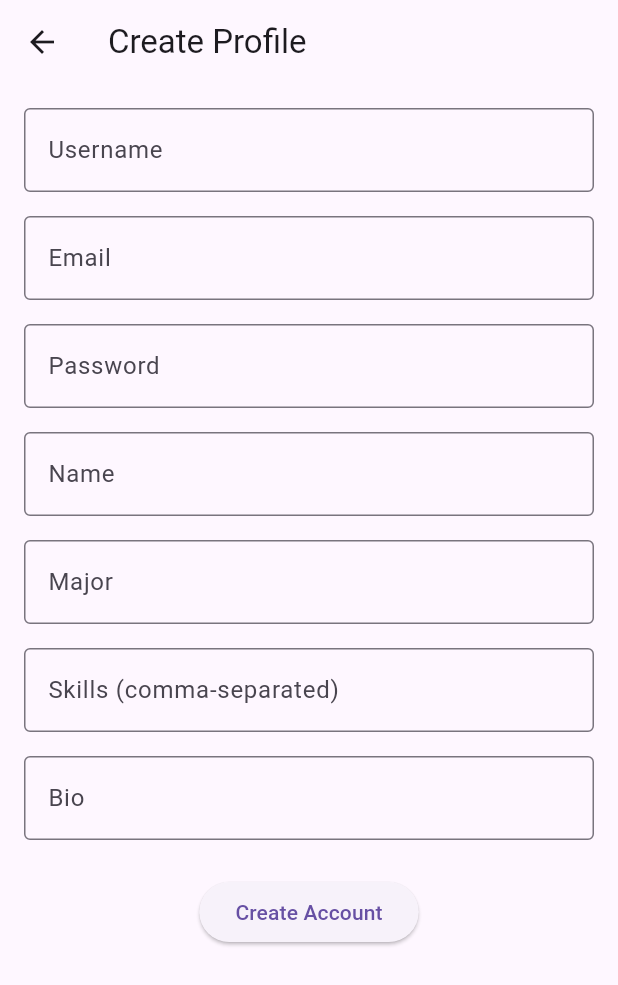
After one commit to MbarekTech/StudentCollabHub-Flatter-App, a Flutter app: the CreateProfileScreen screen opened by its route, on a phone screen of 412 x 824 dp. The commit adds this screen. Shown: the top 985 px of the screen. Run offline on Flutter 3.47's test engine with Material 3 defaults, Android fonts, the phone set to English and light mode, and no system bars; our stand-ins replace cloud_firestore, firebase_auth, firebase_core; accounts and stored records are empty.

```diff
--- a/lib/main.dart
+++ b/lib/main.dart
@@ -6,7 +6,6 @@ import 'screens/login_screen.dart';
 import 'screens/home_screen.dart';
 import 'screens/create_profile_screen.dart';
 import 'screens/profile_screen.dart';
-import 'screens/create_project_screen.dart';
 
 
 void main() {
@@ -34,6 +33,8 @@ class MyApp extends StatelessWidget {
         '/home': (context) => const HomeScreen(),
         '/create-profile': (context) => const CreateProfileScreen(),
         '/profile': (context) => const ProfileScreen(),
+        '/create-project': (context) => const CreateProjectScreen(),
+        '/projects': (context) => const ProjectListingScreen(),
       },
     );
   }
--- /dev/null
+++ b/lib/screens/create_profile_screen.dart
@@ -0,0 +1,135 @@
+import 'package:flutter/material.dart';
+import 'package:provider/provider.dart';
+import '../state/app_state.dart';
+
+class CreateProfileScreen extends StatefulWidget {
+  const CreateProfileScreen({super.key});
+
+  @override
+  State<CreateProfileScreen> createState() => _CreateProfileScreenState();
+}
+
+class _CreateProfileScreenState extends State<CreateProfileScreen> {
+  final TextEditingController _usernameController = TextEditingController();
+  final TextEditingController _emailController = TextEditingController();
+  final TextEditingController _passwordController = TextEditingController();
+  final TextEditingController _nameController = TextEditingController();
+  final TextEditingController _majorController = TextEditingController();
+  final TextEditingController _skillsController = TextEditingController();
+  final TextEditingController _bioController = TextEditingController();
+
+  @override
+  void dispose() {
+    _usernameController.dispose();
+    _emailController.dispose();
+    _passwordController.dispose();
+    _nameController.dispose();
+    _majorController.dispose();
+    _skillsController.dispose();
+    _bioController.dispose();
+    super.dispose();
+  }
+
+  void _createAccount(BuildContext context) async {
+    final appState = Provider.of<AppState>(context, listen: false);
+    final email = _emailController.text;
+    final password = _passwordController.text;
+
+    final user = await appState.createUser(
+      email: email,
+      password: password,
+      username: _usernameController.text,
+      name: _nameController.text,
+      major: _majorController.text,
+      skills: _skillsController.text.split(','),
+      bio: _bioController.text,
+    );
+
+    if (user != null) {
+      // Navigate to the home screen
+      Navigator.pushReplacementNamed(context, '/home');
+    } else {
+      // Show error message (to be implemented later)
+      print("Account creation failed!");
+    }
+  }
+
+  @override
+  Widget build(BuildContext context) {
+    return Scaffold(
+      appBar: AppBar(
+        title: const Text('Create Profile'),
+      ),
+      body: Padding(
+        padding: const EdgeInsets.all(16.0),
+        child: SingleChildScrollView(
+          child: Column(
+            children: [
+              TextFormField(
+                controller: _usernameController,
+                decoration: const InputDecoration(
+                  labelText: 'Username',
+                  border: OutlineInputBorder(),
+                ),
+              ),
+              const SizedBox(height: 16),
+              TextFormField(
+                controller: _emailController,
+                decoration: const InputDecoration(
+                  labelText: 'Email',
+                  border: OutlineInputBorder(),
+                ),
+              ),
+              const SizedBox(height: 16),
+              TextFormField(
+                controller: _passwordController,
+                obscureText: true,
+                decoration: const InputDecoration(
+                  labelText: 'Password',
+                  border: OutlineInputBorder(),
+                ),
+              ),
+              const SizedBox(height: 16),
+              TextFormField(
+                controller: _nameController,
+                decoration: const InputDecoration(
+                  labelText: 'Name',
+                  border: OutlineInputBorder(),
+                ),
+              ),
+              const SizedBox(height: 16),
+              TextFormField(
+                controller: _majorController,
+                decoration: const InputDecoration(
+                  labelText: 'Major',
+                  border: OutlineInputBorder(),
+                ),
+              ),
+              const SizedBox(height: 16),
+              TextFormField(
+                controller: _skillsController,
+                decoration: const InputDecoration(
+                  labelText: 'Skills (comma-separated)',
+                  border: OutlineInputBorder(),
+                ),
+              ),
+              const SizedBox(height: 16),
+              TextFormField(
+                controller: _bioController,
+                decoration: const InputDecoration(
+                  labelText: 'Bio',
+                  border: OutlineInputBorder(),
+                ),
+              ),
+              const SizedBox(height: 24),
+              ElevatedButton(
+                onPressed: () => _createAccount(context),
+                child: const Text('Create Account'),
+              ),
+            ],
+          ),
+        ),
+      ),
+    );
+  }
+}
```
Also changed, not shown: lib/screens/home_screen.dart (+8 -0 lines), lib/screens/project_detail_screen.dart (added, +32 -0 lines), lib/screens/project_listing_screen.dart (added, +47 -0 lines), lib/models/create_profile_screen.dart (deleted), lib/screens/create_project_screen.dart (renamed from lib/models/create_project_screen.dart).
